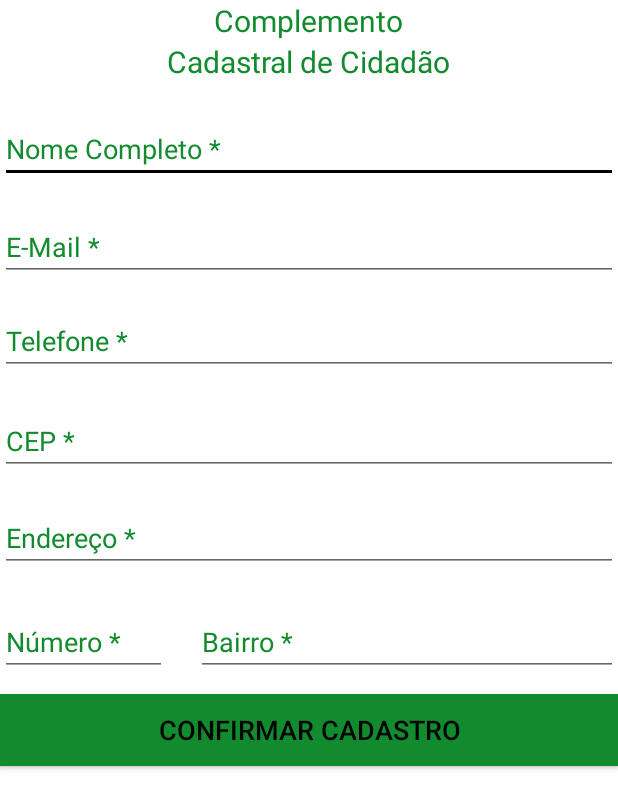
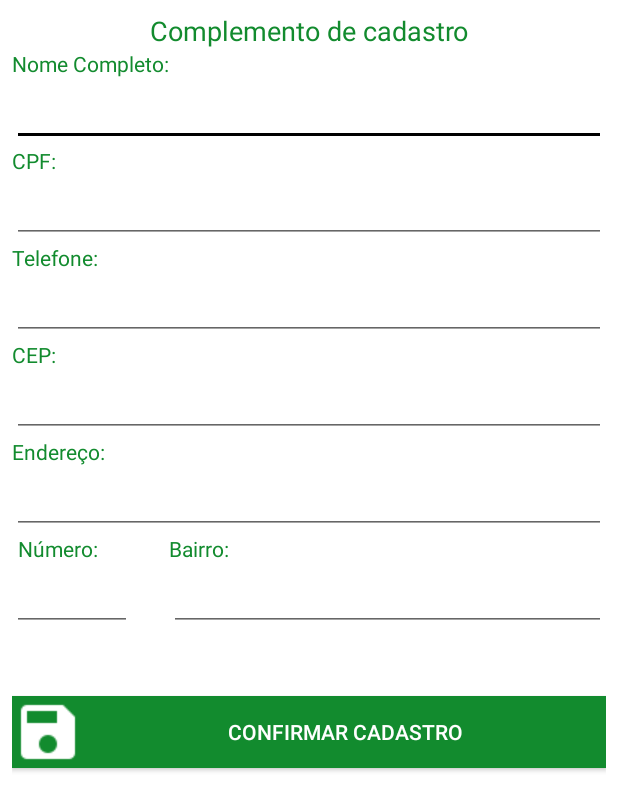
Before and after one commit to apdiegosilva/City360, an Android app: the CadastroCidadaoFinalActivity screen opened directly, with no data from a screen before it, on a phone screen of 412 x 824 dp. Shown: the top 811 px of the screen. Run offline under Robolectric (Android 15) with nearby library versions, the phone set to English and light mode, and no system bars.

Commit message:
Terminado tela Cadastro 2 cidadão

```diff
--- a/app/src/main/java/city360/fernandosoares/com/city360/CadastroCidadaoFinalActivity.java
+++ b/app/src/main/java/city360/fernandosoares/com/city360/CadastroCidadaoFinalActivity.java
@@ -1,27 +1,82 @@
 package city360.fernandosoares.com.city360;
 
+import android.content.DialogInterface;
 import android.content.Intent;
+import android.support.v7.app.AlertDialog;
 import android.support.v7.app.AppCompatActivity;
 import android.os.Bundle;
 import android.view.View;
 import android.widget.Button;
+import android.widget.TextView;
 import android.widget.Toast;
 
 public class CadastroCidadaoFinalActivity extends AppCompatActivity {
 
     private Button btnConfirmarCadastro;
+    private TextView txtNome;
+    private TextView txtCpf;
+    private TextView txtTelefone;
+    private TextView txtCep;
+    private TextView txtEndereco;
+    private TextView txtNumero;
+    private TextView txtBairro;
 
     @Override
     protected void onCreate(Bundle savedInstanceState) {
         super.onCreate(savedInstanceState);
         setContentView(R.layout.activity_cadastro_cidadao_final);
         btnConfirmarCadastro = (Button) findViewById(R.id.btnConfirmarCadastroId);
+        txtNome = (TextView) findViewById(R.id.txtNome);
+        txtCpf = (TextView) findViewById(R.id.txtCPF);
+        txtTelefone = (TextView) findViewById(R.id.txtTelefone);
+        txtCep = (TextView) findViewById(R.id.txtCep);
+        txtEndereco = (TextView) findViewById(R.id.txtEndereco);
+        txtNumero = (TextView) findViewById(R.id.txtNumero);
+        txtBairro = (TextView) findViewById(R.id.txtBairro);
 
         btnConfirmarCadastro.setOnClickListener(new View.OnClickListener() {
             @Override
             public void onClick(View view) {
-                Toast.makeText(CadastroCidadaoFinalActivity.this,"Cadastro Efetuado com Sucesso! Agora faça seu Login." , Toast.LENGTH_LONG).show();
-                startActivity(new Intent(CadastroCidadaoFinalActivity.this, LoginCidadaoActivity.class));
+                String nome = txtNome.getText().toString().trim();
+                String cpf = txtCpf.getText().toString().trim();
+                String cep = txtCep.getText().toString().trim();
+                String endereco = txtEndereco.getText().toString().trim();
+                String numero = txtNumero.getText().toString().trim();
+                String bairro = txtBairro.getText().toString().trim();
+                String telefone = txtTelefone.getText().toString().trim();
+                if(nome.equals("") || cpf.equals("") || cep.equals("") || endereco.equals("") || telefone.equals("")
+                        || numero.equals("") || bairro.equals("")){
+                    Toast.makeText(CadastroCidadaoFinalActivity.this, "Insira todos os dados antes de prosseguir", Toast.LENGTH_SHORT).show();
+                }else{
+                    AlertDialog.Builder dialog;
+                    dialog = new AlertDialog.Builder(CadastroCidadaoFinalActivity.this);
+                    dialog.setTitle("Confirmar os dados ? ");
+                    dialog.setMessage("Nome: "+nome+ "\n" +
+                            "CPF: "+cep+"\n"+
+                            "Telefone: "+telefone+"\n"+
+                            "CEP: "+cep+"\n"+
+                            "Endereço: "+endereco+"\n"+
+                            "Número: "+numero+"\n"+
+                            "Bairro: "+bairro);
+                    dialog.setCancelable(false);
+                    dialog.setIcon(android.R.drawable.ic_dialog_info);
+                    dialog.setNegativeButton("Não", new DialogInterface.OnClickListener() {
+                        @Override
+                        public void onClick(DialogInterface dialog, int which) {
+                        }
+                    });
+                    dialog.setPositiveButton("Sim", new DialogInterface.OnClickListener() {
+                        @Override
+                        public void onClick(DialogInterface dialog, int which) {
+                            Toast.makeText(CadastroCidadaoFinalActivity.this,"Cadastro Efetuado com Sucesso! Agora faça seu Login." , Toast.LENGTH_LONG).show();
+                            startActivity(new Intent(CadastroCidadaoFinalActivity.this, LoginCidadaoActivity.class));
+                        }
+                    });
+                    dialog.create();
+                    dialog.show();
+
+                }
+
             }
         });
 
--- a/app/src/main/res/layout/activity_cadastro_cidadao.xml
+++ b/app/src/main/res/layout/activity_cadastro_cidadao.xml
@@ -40,7 +40,7 @@
         android:layout_below="@+id/textView6"
         android:layout_marginTop="46dp"
         android:ems="10"
-        android:inputType="number"
+        android:inputType="textEmailSubject"
         android:textColorHint="@color/Verde" />
 
     <EditText
@@ -95,7 +95,7 @@
         android:layout_alignParentStart="true"
         android:layout_below="@+id/textView6"
         android:layout_marginTop="27dp"
-        android:text="CPF:"
+        android:text="Email:"
         android:textColor="@color/Verde" />
 
     <TextView
--- a/app/src/main/res/layout/activity_cadastro_cidadao_final.xml
+++ b/app/src/main/res/layout/activity_cadastro_cidadao_final.xml
@@ -5,7 +5,159 @@
     android:layout_width="match_parent"
     android:layout_height="match_parent"
     android:background="@color/Fundo_app"
+    android:orientation="vertical"
+    android:padding="8dp"
     tools:context="city360.fernandosoares.com.city360.CadastroCidadaoFinalActivity">
+
+    <TextView
+        android:id="@+id/textView8"
+        android:layout_width="match_parent"
+        android:layout_height="wrap_content"
+        android:layout_weight="1"
+        android:gravity="center"
+        android:text="Complemento de cadastro"
+        android:textColor="@color/Verde"
+        android:textSize="18sp" />
+
+    <TextView
+        android:id="@+id/textView35"
+        android:layout_width="wrap_content"
+        android:layout_height="wrap_content"
+        android:layout_alignParentLeft="true"
+        android:layout_alignParentStart="true"
+        android:layout_below="@+id/textView8"
+        android:text="Nome Completo:"
+        android:textColor="@color/Verde" />
+
+    <EditText
+        android:id="@+id/txtNome"
+        android:layout_width="match_parent"
+        android:layout_height="wrap_content"
+        android:layout_alignParentLeft="true"
+        android:layout_alignParentStart="true"
+        android:layout_below="@+id/textView35"
+        android:ems="10"
+        android:inputType="textPersonName" />
+
+    <TextView
+        android:id="@+id/textView36"
+        android:layout_width="wrap_content"
+        android:layout_height="wrap_content"
+        android:layout_alignParentLeft="true"
+        android:layout_alignParentStart="true"
+        android:layout_below="@+id/txtNome"
+        android:text="CPF:"
+        android:textColor="@color/Verde" />
+
+    <EditText
+        android:id="@+id/txtCPF"
+        android:layout_width="match_parent"
+        android:layout_height="wrap_content"
+        android:layout_alignParentLeft="true"
+        android:layout_alignParentStart="true"
+        android:layout_below="@+id/textView36"
+        android:ems="10"
+        android:inputType="number" />
+
+    <TextView
+        android:id="@+id/textView37"
+        android:layout_width="wrap_content"
+        android:layout_height="wrap_content"
+        android:layout_alignParentLeft="true"
+        android:layout_alignParentStart="true"
+        android:layout_below="@+id/txtCPF"
+        android:text="Telefone:"
+        android:textColor="@color/Verde" />
+
+    <EditText
+        android:id="@+id/txtTelefone"
+        android:layout_width="match_parent"
+        android:layout_height="wrap_content"
+        android:layout_alignParentLeft="true"
+        android:layout_alignParentStart="true"
+        android:layout_below="@+id/textView37"
+        android:ems="10"
+        android:inputType="number" />
+
+    <TextView
+        android:id="@+id/textView38"
+        android:layout_width="wrap_content"
+        android:layout_height="wrap_content"
+        android:layout_alignParentLeft="true"
+        android:layout_alignParentStart="true"
+        android:layout_below="@+id/txtTelefone"
+        android:text="CEP:"
+        android:textColor="@color/Verde" />
+
+    <EditText
+        android:id="@+id/txtCep"
+        android:layout_width="match_parent"
+        android:layout_height="wrap_content"
+        android:layout_alignParentLeft="true"
+        android:layout_alignParentStart="true"
+        android:layout_below="@+id/textView38"
+        android:ems="10"
+        android:inputType="number" />
+
+    <TextView
+        android:id="@+id/textView39"
+        android:layout_width="wrap_content"
+        android:layout_height="wrap_content"
+        android:layout_alignParentLeft="true"
+        android:layout_alignParentStart="true"
+        android:layout_below="@+id/txtCep"
+        android:text="Endereço:"
+        android:textColor="@color/Verde" />
+
+    <EditText
+        android:id="@+id/txtEndereco"
+        android:layout_width="match_parent"
+        android:layout_height="wrap_content"
+        android:layout_alignParentLeft="true"
+        android:layout_alignParentStart="true"
+        android:layout_below="@+id/textView39"
+        android:ems="10"
+        android:inputType="textPersonName" />
+
+    <TextView
+        android:id="@+id/textView40"
+        android:layout_width="wrap_content"
+        android:layout_height="wrap_content"
+        android:layout_alignEnd="@+id/textView37"
+        android:layout_alignRight="@+id/textView37"
+        android:layout_below="@+id/txtEndereco"
+        android:text="Número:"
+        android:textColor="@color/Verde" />
+
+    <EditText
+        android:id="@+id/txtNumero"
+        android:layout_width="80dp"
+        android:layout_height="wrap_content"
+        android:layout_alignParentLeft="true"
+        android:layout_alignParentStart="true"
+        android:layout_below="@+id/textView40"
+        android:ems="10"
+        android:inputType="number" />
+
+    <TextView
+        android:id="@+id/textView41"
+        android:layout_width="wrap_content"
+        android:layout_height="wrap_content"
+        android:layout_above="@+id/txtNumero"
+        android:layout_toEndOf="@+id/textView35"
+        android:layout_toRightOf="@+id/textView35"
+        android:text="Bairro:"
+        android:textColor="@color/Verde" />
+
+    <EditText
+        android:id="@+id/txtBairro"
+        android:layout_width="match_parent"
+        android:layout_height="wrap_content"
+        android:layout_alignLeft="@+id/textView41"
+        android:layout_alignStart="@+id/textView41"
+        android:layout_below="@+id/textView41"
+        android:ems="10"
+        android:inputType="textPersonName" />
 
     <Button
         android:id="@+id/btnConfirmarCadastroId"
@@ -13,135 +165,11 @@
         android:layout_height="wrap_content"
         android:layout_alignParentLeft="true"
         android:layout_alignParentStart="true"
-        android:layout_below="@+id/etxtNumeroId"
-        android:layout_marginTop="12dp"
+        android:layout_below="@+id/txtNumero"
+        android:layout_marginTop="43dp"
         android:background="@color/Verde"
-        android:text="CONFIRMAR CADASTRO"
-        android:textColor="@color/texto_meio_tela"
-        android:textSize="18dp"
-        tools:background="@color/Verde" />
+        android:drawableLeft="@drawable/salvar"
+        android:text="confirmar cadastro"
+        android:textColor="@color/Fundo_app" />
 
-    <TextView
-        android:id="@+id/textView8"
-        android:layout_width="wrap_content"
-        android:layout_height="wrap_content"
-        android:layout_centerHorizontal="true"
-        android:text="Complemento"
-        android:textColor="@color/Verde"
-        android:textSize="20sp" />
-
-    <TextView
-        android:id="@+id/textView9"
-        android:layout_width="wrap_content"
-        android:layout_height="wrap_content"
-        android:layout_below="@+id/textView8"
-        android:layout_centerHorizontal="true"
-        android:text="Cadastral de Cidadão"
-        android:textColor="@color/Verde"
-        android:textSize="20sp" />
-
-    <EditText
-        android:id="@+id/etxtNomeId"
-        android:layout_width="wrap_content"
-        android:layout_height="wrap_content"
-        android:layout_alignParentEnd="true"
-        android:layout_alignParentLeft="true"
-        android:layout_alignParentRight="true"
-        android:layout_alignParentStart="true"
-        android:layout_below="@+id/textView9"
-        android:layout_marginTop="22dp"
-        android:ems="10"
-        android:hint="Nome Completo *"
-        android:inputType="textPersonName"
-        android:textColorHint="@color/Verde" />
-
-    <EditText
-        android:id="@+id/etxtEmailId"
-        android:layout_width="wrap_content"
-        android:layout_height="wrap_content"
-        android:layout_alignLeft="@+id/etxtNomeId"
-        android:layout_alignParentEnd="true"
-        android:layout_alignParentRight="true"
-        android:layout_alignStart="@+id/etxtNomeId"
-        android:layout_below="@+id/etxtNomeId"
-        android:layout_marginTop="20dp"
-        android:ems="10"
-        android:hint="E-Mail *"
-        android:inputType="textPersonName"
-        android:textColorHint="@color/Verde" />
-
-    <EditText
-        android:id="@+id/etxtTelefoneId"
-        android:layout_width="wrap_content"
-        android:layout_height="wrap_content"
-        android:layout_alignLeft="@+id/etxtEmailId"
-        android:layout_alignParentEnd="true"
-        android:layout_alignParentRight="true"
-        android:layout_alignStart="@+id/etxtEmailId"
-        android:layout_below="@+id/etxtEmailId"
-        android:layout_marginTop="17dp"
-        android:ems="10"
-        android:hint="Telefone *"
-        android:inputType="textPersonName"
-        android:textColorHint="@color/Verde" />
-
-    <EditText
-        android:id="@+id/etxtCepId"
-        android:layout_width="wrap_content"
-        android:layout_height="wrap_content"
-        android:layout_alignLeft="@+id/etxtTelefoneId"
-        android:layout_alignParentEnd="true"
-        android:layout_alignParentRight="true"
-        android:layout_alignStart="@+id/etxtTelefoneId"
-        android:layout_below="@+id/etxtTelefoneId"
-        android:layout_marginTop="21dp"
-        android:ems="10"
-        android:hint="CEP *"
-        android:inputType="textPersonName"
-        android:textColorHint="@color/Verde" />
-
-    <EditText
-        android:id="@+id/etxtEnderecoId"
-        android:layout_width="wrap_content"
-        android:layout_height="wrap_content"
-        android:layout_alignParentEnd="true"
-        android:layout_alignParentLeft="true"
-        android:layout_alignParentRight="true"
-        android:layout_alignParentStart="true"
-        android:layout_below="@+id/etxtCepId"
-        android:layout_marginTop="19dp"
-        android:ems="10"
-        android:hint="Endereço *"
-        android:inputType="textPersonName"
-        android:textColorHint="@color/Verde" />
-
-    <EditText
-        android:id="@+id/etxtNumeroId"
-        android:layout_width="83dp"
-        android:layout_height="wrap_content"
-        android:layout_alignLeft="@+id/etxtEnderecoId"
-        android:layout_alignStart="@+id/etxtEnderecoId"
-        android:layout_below="@+id/etxtEnderecoId"
-        android:layout_marginTop="24dp"
-        android:layout_toLeftOf="@+id/textView9"
-        android:layout_toStartOf="@+id/textView9"
-        android:ems="10"
-        android:hint="Número *"
-        android:inputType="textPersonName"
-        android:textColorHint="@color/Verde" />
-
-    <EditText
-        android:id="@+id/etxtBairroId"
-        android:layout_width="wrap_content"
-        android:layout_height="wrap_content"
-        android:layout_alignEnd="@+id/etxtEnderecoId"
-        android:layout_alignRight="@+id/etxtEnderecoId"
-        android:layout_alignTop="@+id/etxtNumeroId"
-        android:layout_marginLeft="19dp"
-        android:layout_marginStart="19dp"
-        android:layout_toRightOf="@+id/etxtNumeroId"
-        android:ems="10"
-        android:hint="Bairro *"
-        android:inputType="textPersonName"
-        android:textColorHint="@color/Verde" />
 </RelativeLayout>
```
